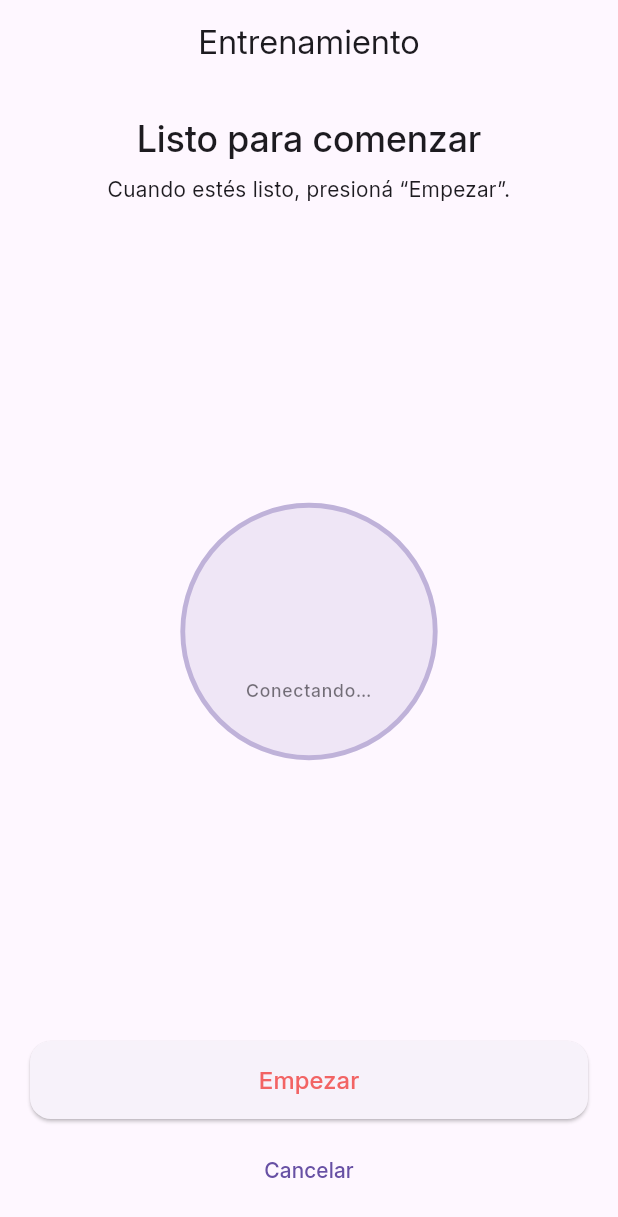
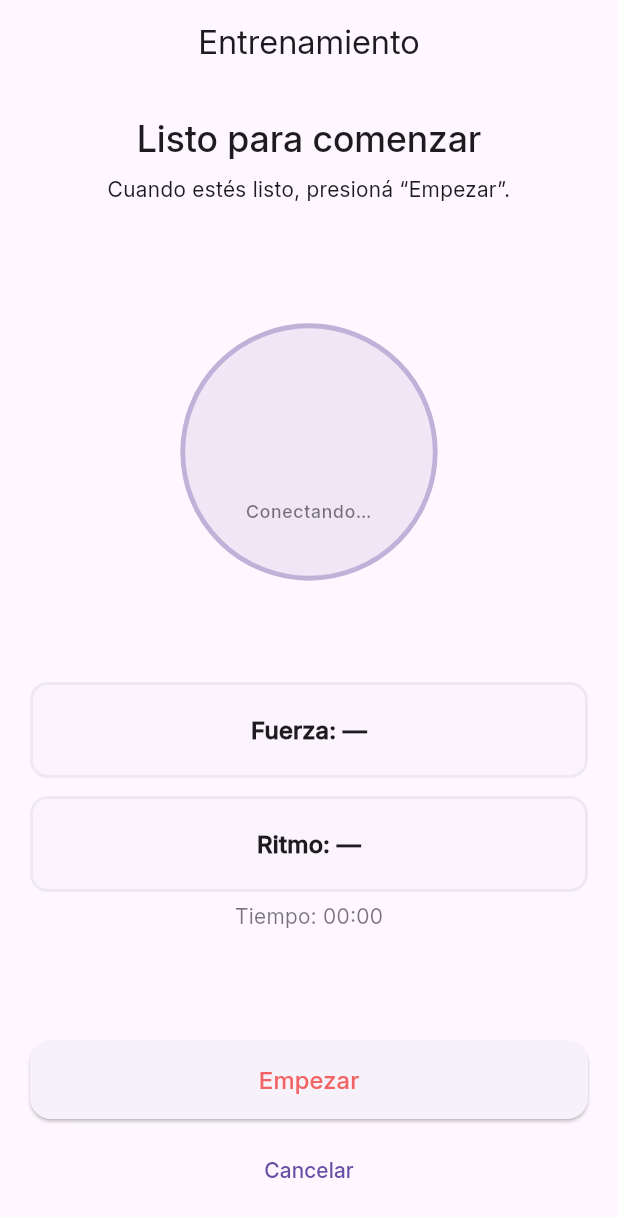
Before and after one commit to Roninomb/App_ProyectoFinal, a Flutter app: the EntrenamientoScreen screen opened by its route, on a phone screen of 412 x 824 dp. Shown: the top 1217 px of the screen. Run offline on Flutter 3.47's test engine with Material 3 defaults, Android fonts, the phone set to English and light mode, and no system bars; our stand-ins replace flutter_riverpod, go_router, permission_handler; missing offline and left inert: flutter_reactive_ble.

Commit message:
Live botonera

```diff
--- a/lib/providers/ble_provider.dart
+++ b/lib/providers/ble_provider.dart
@@ -1,4 +1,3 @@
-// lib/providers/ble_provider.dart
 import 'dart:async';
 import 'dart:convert';
 
@@ -20,7 +19,7 @@ class BleState {
   final bool connecting;
   final bool connected;
   final DiscoveredDevice? device;
-  final String? lastJson;   // JSON reensamblado por '\n'
+  final String? lastJson;   // JSON o línea LIVE reensamblada por '\n'
   final String? error;
   final bool connectTimedOut;
 
@@ -210,7 +209,7 @@ class BleController extends StateNotifier<BleState> {
           case DeviceConnectionState.connected:
             state = state.copyWith(connected: true, connecting: false);
 
-            // 👇 Ajustes de enlace ANTES de suscribirse (mejor MTU/latencia)
+            // Ajustes de enlace
             try { await _ble.requestMtu(deviceId: d.id, mtu: 185); } catch (_) {}
             try {
               await _ble.requestConnectionPriority(
@@ -284,10 +283,8 @@ class BleController extends StateNotifier<BleState> {
           final msg = _rxBuf.substring(0, nl).trim();
           _rxBuf = _rxBuf.substring(nl + 1);
           if (msg.isNotEmpty) {
-            // 👇 LOG de cada paquete reensamblado (ACK / tick / final)
             // ignore: avoid_print
             print('[BLE][notify] $msg');
-
             state = state.copyWith(lastJson: msg);
           }
         }
@@ -311,15 +308,13 @@ class BleController extends StateNotifier<BleState> {
 
     final bytes = utf8.encode(cmd.endsWith('\n') ? cmd : '$cmd\n');
     await _ble.writeCharacteristicWithResponse(c, value: bytes);
-    // Si tu característica soporta sin respuesta:
-    // await _ble.writeCharacteristicWithoutResponse(c, value: bytes);
   }
 
   Future<void> startTraining() => sendCommand('START');
 
   /// Envía START una sola vez por sesión y limpia resultados previos.
   Future<void> startTrainingOnce() {
-    clearLastJson(); // ✅ evita navegar por ACK/JSON viejo
+    clearLastJson(); // evita navegar por ACK/JSON viejo
     if (_startSent) return Future.value();
     if (_startInFlight != null) return _startInFlight!;
     return _startInFlight = startTraining().whenComplete(() {
--- a/lib/screens/entrenamiento_screen.dart
+++ b/lib/screens/entrenamiento_screen.dart
@@ -22,9 +22,15 @@ class _EntrenamientoScreenState extends ConsumerState<EntrenamientoScreen>
   bool _started = false;
   String? _error;
 
-  // Acepta ambos formatos:
-  // - Nuevo: fuerza, pulsos, total
-  // - Viejo (compat): fuerza, pulsos, ritmo
+  // Tiempo real (LIVE)
+  int? _liveForceOk;     // 0/1
+  int? _liveRhythmCat;   // 1 lento, 2 rápido, 3 correcto
+  DateTime? _startAt;
+
+  void _markStartIfNeeded() {
+    _startAt ??= DateTime.now();
+  }
+
   bool _isFinalResult(String msg) {
     try {
       final obj = json.decode(msg);
@@ -48,19 +54,36 @@ class _EntrenamientoScreenState extends ConsumerState<EntrenamientoScreen>
       upperBound: 1.08,
     )..repeat(reverse: true);
 
-    // Escucha BLE fuera de build() sin violar reglas de Riverpod.
+    // Listener BLE: LIVE(fuerza, ritmo) para tiempo real; JSON final para navegar
     _bleSub = ref.listenManual<BleState>(bleProvider, (prev, next) {
       final msg = next.lastJson;
       if (msg == null || msg.isEmpty || prev?.lastJson == msg) return;
-      if (!_isFinalResult(msg)) return; // ignorar ACK/ticks/otros
+
+      // 1) Tiempo real: "LIVE,<forceOk>,<rhythmCat>"
+      if (msg.startsWith('LIVE,')) {
+        final parts = msg.split(',');
+        if (parts.length >= 3) {
+          final f = int.tryParse(parts[1]); // 0/1
+          final r = int.tryParse(parts[2]); // 1/2/3
+          if (f != null && (f == 0 || f == 1) && r != null && r >= 1 && r <= 3) {
+            setState(() {
+              _markStartIfNeeded();
+              _liveForceOk = f;
+              _liveRhythmCat = r;
+            });
+          }
+        }
+        return; // no navegamos con LIVE
+      }
+
+      // 2) Resultado final (JSON)
+      if (!_isFinalResult(msg)) return;
 
       try {
         final Map<String, dynamic> raw = json.decode(msg);
         final Map<String, String> data = raw.map((k, v) => MapEntry(k, '$v'));
-        // Actualiza el provider de resultados (ResultadoScreen lo leerá).
         ref.read(trainingProvider.notifier).updateFromBle(data);
       } catch (_) {
-        // si viene malformado, no navegamos
         return;
       }
 
@@ -80,10 +103,12 @@ class _EntrenamientoScreenState extends ConsumerState<EntrenamientoScreen>
     setState(() {
       _started = true;
       _error = null;
+      _liveForceOk = null;
+      _liveRhythmCat = null;
+      _startAt = null;
     });
 
     try {
-      // El provider limpia lastJson y deduplica START.
       await ref.read(bleProvider.notifier).startTrainingOnce();
     } catch (_) {
       if (!mounted) return;
@@ -102,10 +127,75 @@ class _EntrenamientoScreenState extends ConsumerState<EntrenamientoScreen>
     }
   }
 
+  Widget _forceCard(BuildContext context) {
+    final theme = Theme.of(context);
+    final ok = _liveForceOk == 1;
+    final Color base =
+        _liveForceOk == null ? theme.colorScheme.surfaceContainerHighest : (ok ? Colors.green : Colors.red);
+
+    return Container(
+      width: double.infinity,
+      padding: const EdgeInsets.symmetric(vertical: 18, horizontal: 16),
+      decoration: BoxDecoration(
+        color: base.withValues(alpha: 0.12),
+        borderRadius: BorderRadius.circular(12),
+        border: Border.all(color: base.withValues(alpha: 0.6), width: 2),
+      ),
+      child: Text(
+        _liveForceOk == null
+            ? 'Fuerza: —'
+            : (ok ? 'Fuerza: CORRECTA' : 'Fuerza: INCORRECTA'),
+        textAlign: TextAlign.center,
+        style: theme.textTheme.titleMedium?.copyWith(
+          fontWeight: FontWeight.w700,
+          color: _liveForceOk == null ? theme.colorScheme.onSurface : Colors.black,
+        ),
+      ),
+    );
+  }
+
+  Widget _rhythmCard(BuildContext context) {
+    final theme = Theme.of(context);
+    late Color base;
+    late String text;
+    switch (_liveRhythmCat) {
+      case 1: base = Colors.orange; text = 'Ritmo: Muy lento'; break;
+      case 2: base = Colors.red;    text = 'Ritmo: Muy rápido'; break;
+      case 3: base = Colors.green;  text = 'Ritmo: Correcto';   break;
+      default:
+        base = theme.colorScheme.surfaceContainerHighest;
+        text = 'Ritmo: —';
+    }
+
+    return Container(
+      width: double.infinity,
+      padding: const EdgeInsets.symmetric(vertical: 18, horizontal: 16),
+      decoration: BoxDecoration(
+        color: base.withValues(alpha: 0.12),
+        borderRadius: BorderRadius.circular(12),
+        border: Border.all(color: base.withValues(alpha: 0.6), width: 2),
+      ),
+      child: Text(
+        text,
+        textAlign: TextAlign.center,
+        style: theme.textTheme.titleMedium?.copyWith(
+          fontWeight: FontWeight.w700,
+          color: _liveRhythmCat == null ? theme.colorScheme.onSurface : Colors.black,
+        ),
+      ),
+    );
+  }
+
+  String _fmt(Duration d) {
+    final m = d.inMinutes;
+    final s = d.inSeconds % 60;
+    return '${m.toString().padLeft(2, '0')}:${s.toString().padLeft(2, '0')}';
+  }
+
   @override
   Widget build(BuildContext context) {
     final theme = Theme.of(context);
-    final ble = ref.watch(bleProvider); // para mostrar estado
+    final connected = ref.watch(bleProvider.select((s) => s.connected));
 
     return Scaffold(
       appBar: AppBar(
@@ -153,7 +243,7 @@ class _EntrenamientoScreenState extends ConsumerState<EntrenamientoScreen>
                   ],
                 ),
 
-                // Animación “respiración” + estado
+                // “Respiración” + estado BLE
                 AnimatedBuilder(
                   animation: _pulse,
                   builder: (context, _) {
@@ -175,7 +265,6 @@ class _EntrenamientoScreenState extends ConsumerState<EntrenamientoScreen>
                           mainAxisAlignment: MainAxisAlignment.center,
                           children: [
                             const SizedBox(height: 8),
-                            // Sin botón play (mantiene layout)
                             _started
                                 ? const Padding(
                                     padding: EdgeInsets.only(top: 6),
@@ -193,7 +282,7 @@ class _EntrenamientoScreenState extends ConsumerState<EntrenamientoScreen>
                             ),
                             const SizedBox(height: 4),
                             Text(
-                              ble.connected ? 'Bluetooth listo' : 'Conectando…',
+                              connected ? 'Bluetooth listo' : 'Conectando…',
                               style: theme.textTheme.labelSmall?.copyWith(
                                 color: theme.colorScheme.onSurface.withValues(alpha: 0.6),
                               ),
@@ -204,6 +293,23 @@ class _EntrenamientoScreenState extends ConsumerState<EntrenamientoScreen>
                       ),
                     );
                   },
+                ),
+
+                // Tarjetas en tiempo real
+                Column(
+                  children: [
+                    _forceCard(context),
+                    const SizedBox(height: 12),
+                    _rhythmCard(context),
+                    const SizedBox(height: 6),
+                    Text(
+                      _startAt == null
+                          ? 'Tiempo: 00:00'
+                          : 'Tiempo: ${_fmt(DateTime.now().difference(_startAt!))}',
+                      style: theme.textTheme.bodyMedium
+                          ?.copyWith(color: theme.colorScheme.onSurface.withValues(alpha: 0.6)),
+                    ),
+                  ],
                 ),
 
                 // Botonera
```
Also changed, not shown: lib/providers/training_provider.dart (+12 -31 lines), lib/screens/resultado_screen.dart (+3 -9 lines).
